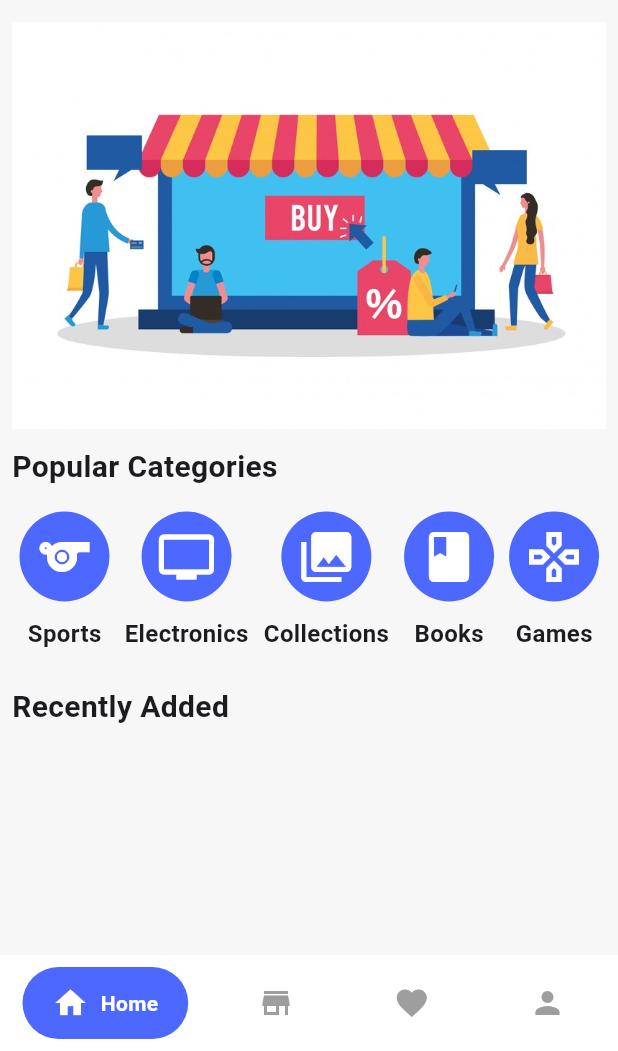
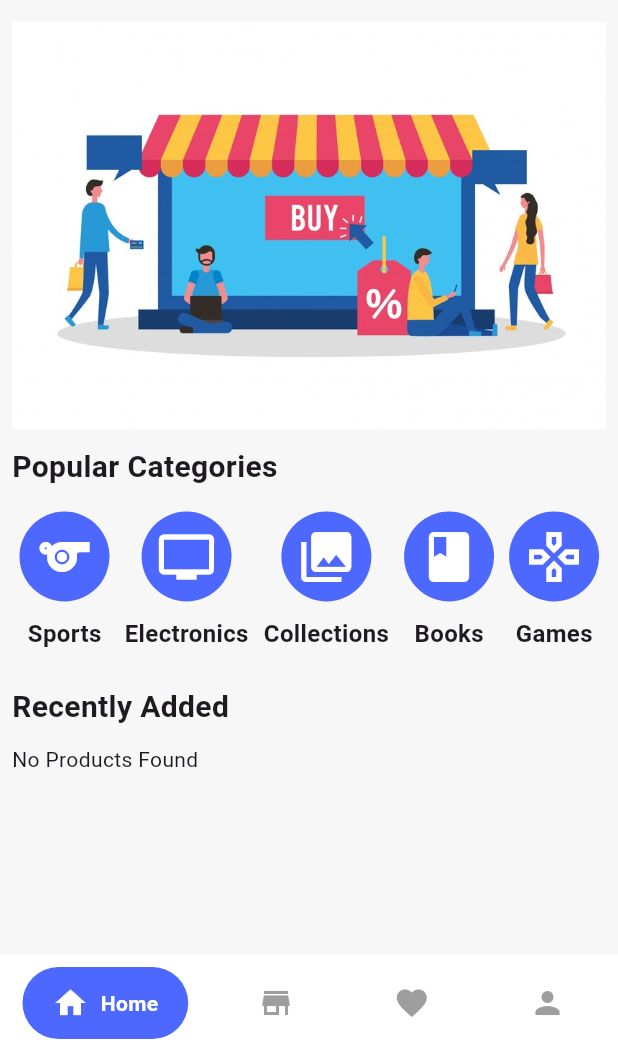
Before and after one commit to Mohammed-Elshabrawy/market_app, a Flutter app: the screen it shows after launch, after a tap on "Login with Google", on a phone screen of 412 x 824 dp, the part 185-1236 px from its top. Run offline on Flutter 3.47's test engine with Material 3 defaults, Android fonts, the phone set to English and light mode, and no system bars; drawn by our look-alikes of google_nav_bar; our stand-ins replace bloc, cached_network_image, dio, flutter_bloc, flutter_rating_bar, supabase_flutter; accounts and stored records are empty; network calls fail.

Commit message:
finish get product by category

```diff
--- a/lib/modules/home/ui/widgets/categorise_list_view.dart
+++ b/lib/modules/home/ui/widgets/categorise_list_view.dart
@@ -1,11 +1,11 @@
 import 'package:flutter/material.dart';
 
+import '../../../../shared/functions/navigateTo.dart';
 import '../../../../shared/styles/style.dart';
+import '../category_view.dart';
 
 class CategoriesList extends StatelessWidget {
-  const CategoriesList({
-    super.key,
-  });
+  const CategoriesList({super.key});
 
   @override
   Widget build(BuildContext context) {
@@ -16,6 +16,13 @@ class CategoriesList extends StatelessWidget {
         scrollDirection: Axis.horizontal,
         itemBuilder: (context, index) => Padding(
           padding: const EdgeInsets.all(5.0),
+          child: GestureDetector(
+            onTap: () {
+              navigateTo(
+                context,
+                CategoryView(category: categories[index].title),
+              );
+            },
             child: Column(
               children: [
                 CircleAvatar(
@@ -32,12 +39,12 @@ class CategoriesList extends StatelessWidget {
               ],
             ),
           ),
+        ),
         itemCount: categories.length,
       ),
     );
   }
 }
-
 
 List<Category> categories = [
   Category(icon: Icons.sports, title: "Sports"),
--- a/lib/shared/components/product_list.dart
+++ b/lib/shared/components/product_list.dart
@@ -12,23 +12,29 @@ class ProductList extends StatelessWidget {
     this.shrinkWrap,
     this.physics,
     this.searchText,
+    this.category,
   });
   final bool? shrinkWrap;
   final ScrollPhysics? physics;
   final String? searchText;
+  final String? category;
   @override
   Widget build(BuildContext context) {
     return BlocProvider(
       create: (BuildContext context) =>
-          HomeCubit()..getProducts(searchText: searchText),
+          HomeCubit()..getProducts(searchText: searchText, category: category),
       child: BlocConsumer<HomeCubit, HomeStates>(
         listener: (BuildContext context, state) {},
         builder: (BuildContext context, state) {
           List<ProductModel> products = searchText != null
               ? HomeCubit.get(context).searchedProducts
+              : category != null
+              ? HomeCubit.get(context).categoryProducts
               : HomeCubit.get(context).products;
           return state is GetDataLoading
               ? Center(child: CircularProgressIndicator())
+              : products.isEmpty
+              ? Text("No Products Found")
               : ListView.builder(
                   shrinkWrap: shrinkWrap ?? true,
                   physics: physics ?? NeverScrollableScrollPhysics(),
--- a/lib/shared/cubit/home_cubit.dart
+++ b/lib/shared/cubit/home_cubit.dart
@@ -11,8 +11,9 @@ class HomeCubit extends Cubit<HomeStates> {
   final ApiServices _apiServices = ApiServices();
   List<ProductModel> products = [];
   List<ProductModel> searchedProducts = [];
+  List<ProductModel> categoryProducts = [];
 
-  Future<void> getProducts({String? searchText}) async {
+  Future<void> getProducts({String? searchText, String? category}) async {
     emit(GetDataLoading());
     try {
       Response response = await _apiServices.getData(
@@ -22,6 +23,7 @@ class HomeCubit extends Cubit<HomeStates> {
         products.add(ProductModel.fromJson(product));
       }
       searchProducts(searchText);
+      getProductsByCategory(category);
       emit(GetDataSuccess());
     } catch (e) {
       emit(GetDataError());
@@ -40,4 +42,15 @@ class HomeCubit extends Cubit<HomeStates> {
       }
     }
   }
+
+  void getProductsByCategory(String? category) {
+    if (category != null) {
+      for (var product in products) {
+        if (product.category!.trim().toLowerCase() ==
+            category.trim().toLowerCase()) {
+          categoryProducts.add(product);
+        }
+      }
+    }
+  }
 }
```
Also changed, not shown: lib/modules/home/ui/category_view.dart (added, +21 -0 lines). Lines whose indentation alone changed are shown as unchanged.
